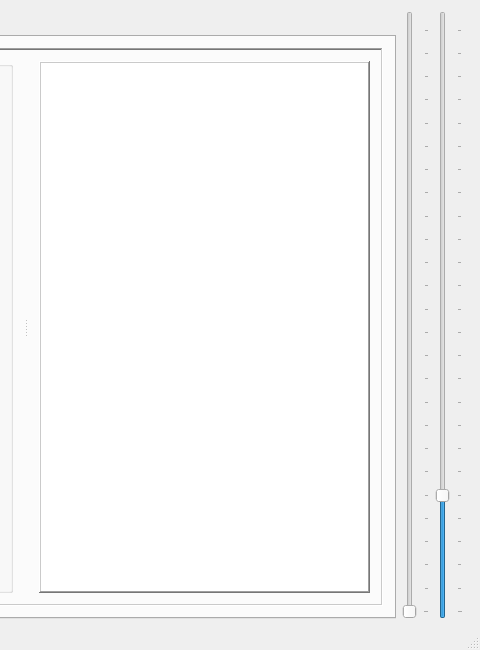
Before: the Qt Designer form mainwindow.ui in DowJhob/Evo-live-map, drawn with Qt 5; both pictures show x 427 to 907 and y 0 to 650 of the 907 by 650 pixel window.
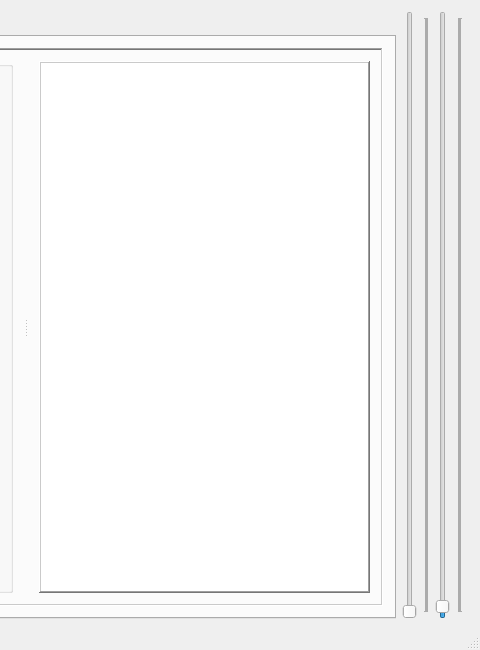
After: the same form once the commit is applied.

Patch:
```diff
--- a/mainwindow.ui
+++ b/mainwindow.ui
@@ -6,7 +6,7 @@
    <rect>
     <x>0</x>
     <y>0</y>
-    <width>886</width>
+    <width>888</width>
     <height>650</height>
    </rect>
   </property>
@@ -778,10 +778,16 @@
        </size>
       </property>
       <property name="maximum">
-       <number>255</number>
+       <number>10000</number>
+      </property>
+      <property name="pageStep">
+       <number>100</number>
+      </property>
+      <property name="value">
+       <number>80</number>
       </property>
       <property name="sliderPosition">
-       <number>50</number>
+       <number>80</number>
       </property>
       <property name="orientation">
        <enum>Qt::Vertical</enum>
@@ -789,6 +795,9 @@
       <property name="tickPosition">
        <enum>QSlider::TicksBothSides</enum>
       </property>
+      <property name="tickInterval">
+       <number>1</number>
+      </property>
      </widget>
     </item>
     <item>
```
Left out of the diff: 5 changed lines with no effect on the pictures.
